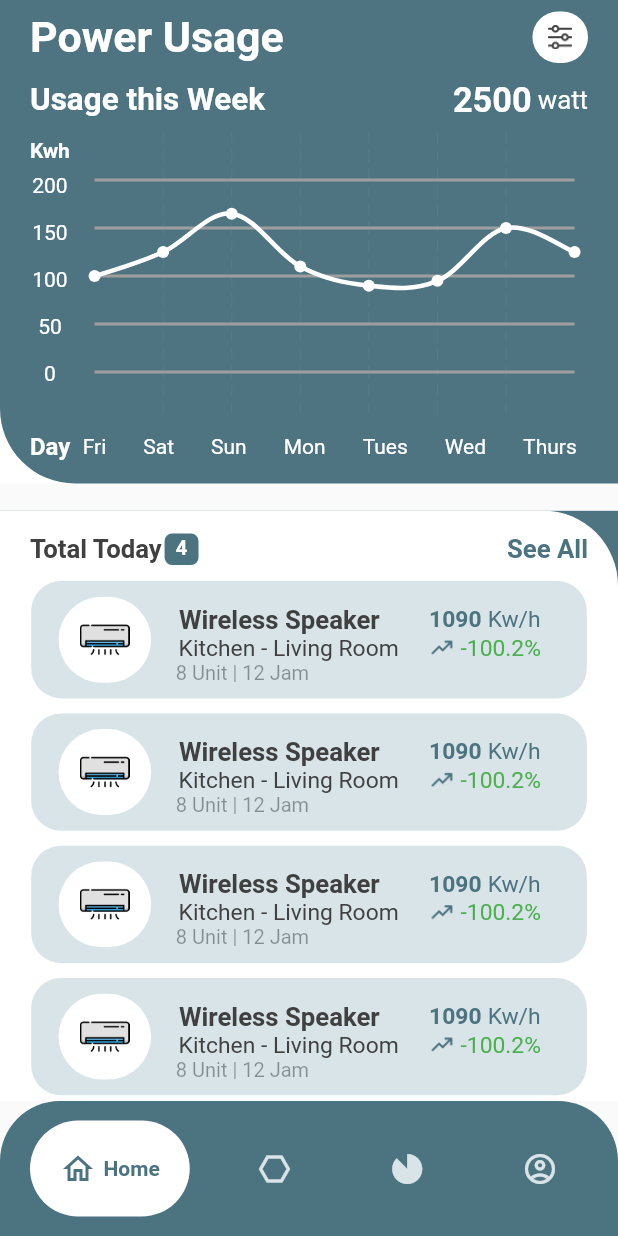
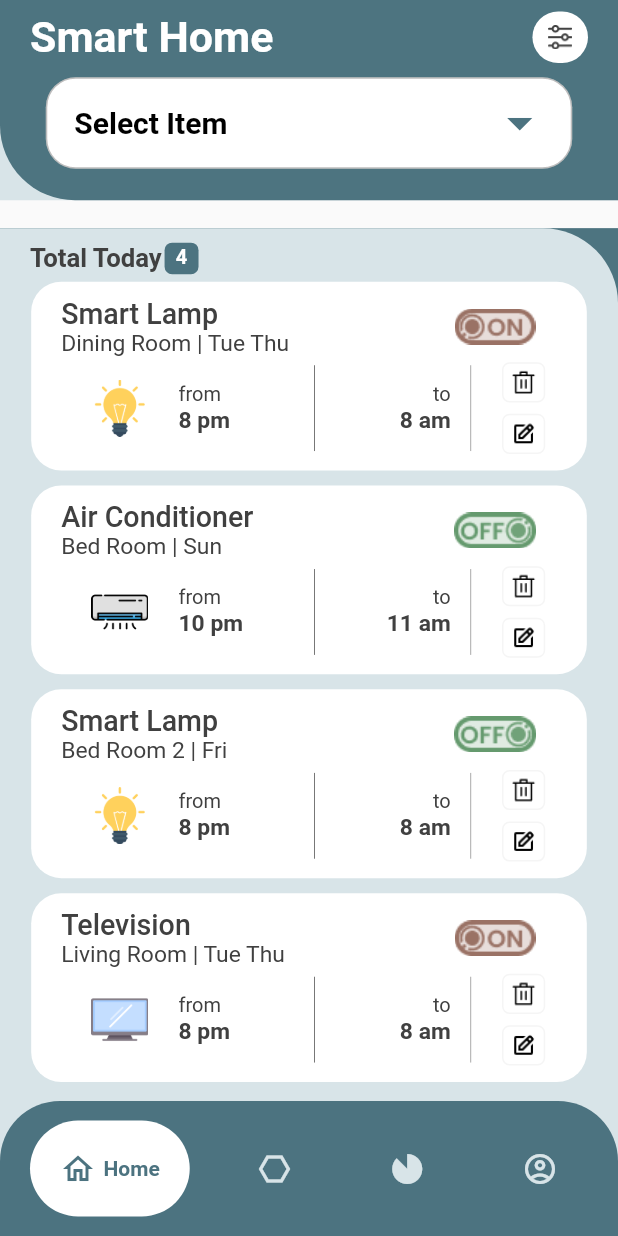
Before and after one commit to aasaif/SMART-HOME, a Flutter app: the screen it shows after launch, on a phone screen of 412 x 824 dp. Run offline on Flutter 3.47's test engine with Material 2 defaults, Android fonts, the phone set to English and light mode, and no system bars; drawn by our look-alikes of dropdown_button2, fl_chart, google_nav_bar; our stand-ins replace flutter_screenutil.

Commit message:
new file uploaded

```diff
--- a/lib/main.dart
+++ b/lib/main.dart
@@ -1,6 +1,9 @@
 import 'package:flutter/material.dart';
 import 'package:flutter_screenutil/flutter_screenutil.dart';
+import 'package:smart_home_applications/pages/home_page.dart';
 import 'package:smart_home_applications/pages/powerusage_page.dart';
+import 'package:smart_home_applications/pages/smarthome_page.dart';
+import 'package:smart_home_applications/utils/dropdown_button.dart';
 import 'package:smart_home_applications/utils/google_bottom_navbar.dart';
 
 void main() {
@@ -24,9 +27,11 @@ class MyApp extends StatelessWidget {
               theme: ThemeData(
                 primarySwatch: Colors.blue,
               ),
-            home: //const GoogleNavBar(),
+              home: const SmartHomePage()
+              //const MyHomePage()
+              //const GoogleNavBar(),
               //const FiChartPage(),
-                const UsagePage(),
+              //const UsagePage(),
               //const Practice(),
               //const HomePage(),
               //CurvedContainer(),
--- a/lib/pages/smarthome_page.dart
+++ b/lib/pages/smarthome_page.dart
@@ -0,0 +1,185 @@
+import 'package:dropdown_button2/dropdown_button2.dart';
+import 'package:flutter/material.dart';
+import 'package:flutter_screenutil/flutter_screenutil.dart';
+import 'package:smart_home_applications/storage/color_storage.dart';
+import 'package:smart_home_applications/utils/dropdown_button.dart';
+import 'package:smart_home_applications/utils/firstListTile.dart';
+import 'package:smart_home_applications/utils/google_bottom_navbar.dart';
+
+class SmartHomePage extends StatelessWidget {
+  const SmartHomePage({super.key});
+
+  @override
+  Widget build(BuildContext context) {
+    return SafeArea(
+      child: Scaffold(
+        body: Container(
+          width: MediaQuery.of(context).size.width,
+          height: MediaQuery.of(context).size.height,
+          child: Stack(
+            children: [
+              Container(
+                height: 350.h,
+                decoration: BoxDecoration(color: surface2),
+              ),
+              Container(
+                height: 350.h,
+                decoration: BoxDecoration(
+                  color: Color(0xFF4D7480),
+                  borderRadius: BorderRadius.only(
+                    bottomLeft: Radius.circular(50),
+                  ),
+                ),
+                child: Column(
+                  children: [
+                    SizedBox(height: 20.h),
+                    //SMART HOME TEXT and ICON
+                    Padding(
+                      padding: const EdgeInsets.only(left: 20, right: 20),
+                      child: Row(
+                        mainAxisAlignment: MainAxisAlignment.spaceBetween,
+                        children: [
+                          Text(
+                            "Smart Home",
+                            style: TextStyle(
+                              fontSize: 75.sp,
+                              color: Colors.white,
+                              fontWeight: FontWeight.w600,
+                            ),
+                          ),
+                          Container(
+                            height: 90.h,
+                            width: 90.w,
+                            decoration: BoxDecoration(
+                              color: white,
+                              borderRadius: BorderRadius.all(
+                                Radius.circular(45.r),
+                              ),
+                            ),
+                            child: Padding(
+                              padding: const EdgeInsets.all(9.0),
+                              child: Image.asset(
+                                'icons/filter.png',
+                                color: textColor,
+                              ),
+                            ),
+                          ),
+                        ],
+                      ),
+                    ),
+                    SizedBox(height: 25.h),
+                    //DROPDOWN MENU----------
+                    MyHomePage(),
+
+                    //--------------------------------------
+                  ],
+                ),
+              ),
+              Align(
+                alignment: Alignment.bottomCenter,
+                child: Container(
+                  height: 1525.4.h,
+                  decoration: BoxDecoration(
+                    color: Color(0xFF4D7480),
+                  ),
+                ),
+              ),
+              Align(
+                alignment: Alignment.bottomCenter,
+                child: Container(
+                  height: 1525.h,
+                  decoration: BoxDecoration(
+                    color: surface2,
+                    borderRadius: BorderRadius.only(
+                      topRight: Radius.circular(50),
+                    ),
+                  ),
+                  child: Column(
+                    children: [
+                      SizedBox(height: 25.h),
+                      //smart mode ttext
+                      Padding(
+                        padding: const EdgeInsets.only(left: 20.0, right: 20.0),
+                        child: Row(
+                          children: [
+                            Text(
+                              "Total Today",
+                              style: TextStyle(
+                                fontSize: 45.sp,
+                                color: textColor,
+                                fontWeight: FontWeight.w600,
+                              ),
+                            ),
+                            SizedBox(width: 5.h),
+                            Container(
+                              height: 55.h,
+                              width: 55.w,
+                              decoration: BoxDecoration(
+                                color: main2Color,
+                                borderRadius: BorderRadius.circular(5),
+                              ),
+                              child: Center(
+                                child: Text(
+                                  '4',
+                                  style: TextStyle(
+                                    fontSize: 35.sp,
+                                    color: white,
+                                    fontWeight: FontWeight.w600,
+                                  ),
+                                ),
+                              ),
+                            ),
+                          ],
+                        ),
+                      ),
+
+                      //LIST TILE--------------------------
+                      FirstListTile(
+                        deviceName: "Smart Lamp",
+                        roomNameday: "Dining Room | Tue Thu",
+                        offOnImage: 'icons/on.png',
+                        deviceImage: 'images/bulb-1.png',
+                        startTime: "8 pm",
+                        endTime: "8 am",
+                      ),
+                      FirstListTile(
+                        deviceName: "Air Conditioner",
+                        roomNameday: "Bed Room | Sun",
+                        offOnImage: 'icons/off.png',
+                        deviceImage: 'images/ac.png',
+                        startTime: "10 pm",
+                        endTime: "11 am",
+                      ),
+                      FirstListTile(
+                        deviceName: "Smart Lamp",
+                        roomNameday: "Bed Room 2 | Fri",
+                        offOnImage: 'icons/off.png',
+                        deviceImage: 'images/bulb-1.png',
+                        startTime: "8 pm",
+                        endTime: "8 am",
+                      ),
+                      FirstListTile(
+                        deviceName: "Television",
+                        roomNameday: "Living Room | Tue Thu",
+                        offOnImage: 'icons/on.png',
+                        deviceImage: 'images/tv.png',
+                        startTime: "8 pm",
+                        endTime: "8 am",
+                      ),
+
+                      //------------------------------------
+                    ],
+                  ),
+                ),
+              ),
+            ],
+          ),
+        ),
+        bottomNavigationBar: Container(
+          color: surface2,
+          child: GoogleNavBar(),
+        ),
+      ),
+    );
+  }
+}
--- /dev/null
+++ b/lib/utils/dropdown_button.dart
@@ -0,0 +1,114 @@
+import 'package:dropdown_button2/src/dropdown_button2.dart';
+import 'package:flutter/material.dart';
+import 'package:flutter_screenutil/flutter_screenutil.dart';
+import 'package:smart_home_applications/storage/color_storage.dart';
+
+class MyHomePage extends StatefulWidget {
+  const MyHomePage({Key? key}) : super(key: key);
+
+  @override
+  State<MyHomePage> createState() => _MyHomePageState();
+}
+
+class _MyHomePageState extends State<MyHomePage> {
+  final List<String> items = [
+    'Living Room',
+    'Dining Room',
+    'Bed Room',
+  ];
+  String? selectedValue;
+
+  @override
+  Widget build(BuildContext context) {
+    return DropdownButtonHideUnderline(
+      child: DropdownButton2(
+        isExpanded: true,
+        hint: const Row(
+          children: [
+            /*Icon(
+                Icons.list,
+                size: 16,
+                color: Colors.white,
+              ),
+              */
+            SizedBox(
+              width: 4,
+            ),
+            Expanded(
+              child: Text(
+                'Select Item',
+                style: TextStyle(
+                  fontSize: 20,
+                  fontWeight: FontWeight.bold,
+                  color: Colors.black,
+                ),
+                overflow: TextOverflow.ellipsis,
+              ),
+            ),
+          ],
+        ),
+        items: items
+            .map((item) => DropdownMenuItem<String>(
+                  value: item,
+                  child: Text(
+                    item,
+                    style: const TextStyle(
+                      fontSize: 20,
+                      fontWeight: FontWeight.bold,
+                      color: Colors.black,
+                    ),
+                    overflow: TextOverflow.ellipsis,
+                  ),
+                ))
+            .toList(),
+        value: selectedValue,
+        onChanged: (value) {
+          setState(() {
+            selectedValue = value as String;
+          });
+        },
+        buttonStyleData: ButtonStyleData(
+          height: 160.h,
+          width: 920.h,
+          padding: const EdgeInsets.only(left: 14, right: 14),
+          decoration: BoxDecoration(
+            borderRadius: BorderRadius.circular(20),
+            border: Border.all(
+              color: Colors.black26,
+            ),
+            color: Colors.white,
+          ),
+          //elevation: 2,
+        ),
+        iconStyleData: const IconStyleData(
+          icon: Icon(
+            Icons.arrow_drop_down_sharp,
+          ),
+          iconSize: 40,
+          iconEnabledColor: main2Color,
+          iconDisabledColor: Colors.grey,
+        ),
+        dropdownStyleData: DropdownStyleData(
+          maxHeight: 350.h,
+          width: 880.w,
+          padding: null,
+          decoration: BoxDecoration(
+            borderRadius: BorderRadius.circular(14),
+            color: Colors.white,
+          ),
+          //elevation: 8,
+          //offset: const Offset(-20, 0),
+          scrollbarTheme: ScrollbarThemeData(
+            radius: const Radius.circular(40),
+            thickness: MaterialStateProperty.all<double>(6),
+            thumbVisibility: MaterialStateProperty.all<bool>(true),
+          ),
+        ),
+        menuItemStyleData: const MenuItemStyleData(
+          height: 40,
+          padding: EdgeInsets.only(left: 14, right: 14),
+        ),
+      ),
+    );
+  }
+}
--- a/lib/utils/firstListTile.dart
+++ b/lib/utils/firstListTile.dart
@@ -22,7 +22,7 @@ class FirstListTile extends StatelessWidget {
   @override
   Widget build(BuildContext context) {
     return Padding(
-      padding: const EdgeInsets.only(left: 20.0, right: 20.0, top: 10.0, bottom: 10.0),
+      padding: const EdgeInsets.only(left: 20.0, right: 20.0, top: 5.0, bottom: 5.0),
       child: Container(
         padding: EdgeInsets.all(10),
         height: 330.h,
--- a/lib/utils/roomsCard.dart
+++ b/lib/utils/roomsCard.dart
@@ -23,11 +23,11 @@ class RoomsCard extends StatelessWidget {
         //backgroundColor: surface2,
         Container(
       width: 430.w,
-      height: 480.h,
+      height: 470.h,
       decoration: BoxDecoration(
         color: /*Colors.grey[300]*/ surface2,
         borderRadius: BorderRadius.all(Radius.circular(20)),
-        boxShadow: [
+        /*boxShadow: [
           BoxShadow(
             color: Colors.grey,
             offset: Offset(2.0, 2.0),
@@ -40,7 +40,7 @@ class RoomsCard extends StatelessWidget {
             blurRadius: 10.0,
             spreadRadius: 2,
           ),
-        ],
+        ],*/
       ),
       child: Padding(
         padding: const EdgeInsets.all(15.0),
--- a/pubspec.yaml
+++ b/pubspec.yaml
@@ -37,8 +37,7 @@ dependencies:
   flutter_screenutil: ^5.7.0
   fl_chart: ^0.63.0
   google_nav_bar: ^5.0.6
-
-  salomon_bottom_bar: ^3.3.2
+  dropdown_button2: ^2.1.3
 
 dev_dependencies:
   flutter_test:
```
Also changed, not shown: lib/pages/Extra.dart (+142 -0 lines), lib/pages/home_page.dart (+8 -4 lines), pubspec.lock. Lines whose indentation alone changed are shown as unchanged.
